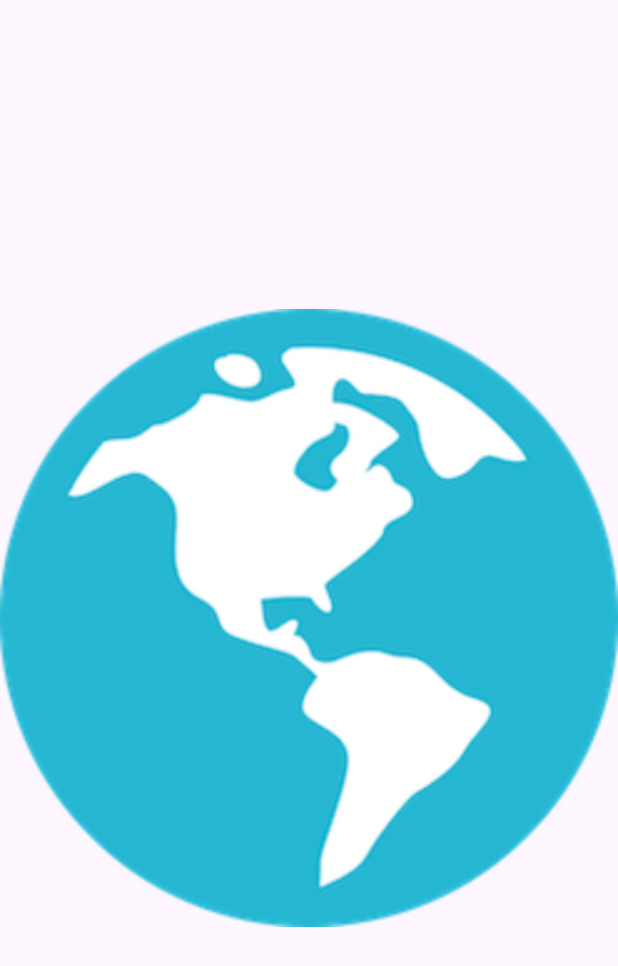
After one commit to IiuliiaP/MaterialDesign, an Android app: the EarthFragment screen opened directly, with no data from a screen before it, on a phone screen of 412 x 824 dp. The commit adds this screen. Shown: the top 966 px of the screen. Run offline under Robolectric (Android 15) with nearby library versions, the phone set to English and light mode, and no system bars.

Commit message:
работа с viewpager

```diff
--- a/app/src/main/java/com/example/materialdesign/view/SettingsFragment.kt
+++ b/app/src/main/java/com/example/materialdesign/view/SettingsFragment.kt
@@ -39,8 +39,8 @@ class SettingsFragment : Fragment() {
         binding.tabLayout.addOnTabSelectedListener(object : OnTabSelectedListener{
             override fun onTabSelected(tab: TabLayout.Tab?) {
                 when(tab?.position){
-                    0-> parentActivity.theme.applyStyle(R.style.JupiterTheme, true)
-                    1-> parentActivity.theme.applyStyle(R.style.MoonTheme, true)
+                    0 -> {parentActivity.theme.applyStyle(R.style.JupiterTheme, true)}
+                    1 -> {parentActivity.theme.applyStyle(R.style.MoonTheme, true)}
                 }
             }
 
--- /dev/null
+++ b/app/src/main/java/com/example/materialdesign/view/viewpager/EarthFragment.kt
@@ -0,0 +1,32 @@
+package com.example.materialdesign.view.viewpager
+
+import android.os.Bundle
+import androidx.fragment.app.Fragment
+import android.view.LayoutInflater
+import android.view.View
+import android.view.ViewGroup
+import com.example.materialdesign.R
+
+
+class EarthFragment : Fragment() {
+
+
+    override fun onCreate(savedInstanceState: Bundle?) {
+        super.onCreate(savedInstanceState)
+
+
+    }
+
+    override fun onCreateView(
+        inflater: LayoutInflater, container: ViewGroup?,
+        savedInstanceState: Bundle?
+    ): View? {
+
+        return inflater.inflate(R.layout.fragment_earth, container, false)
+    }
+
+    companion object {
+        @JvmStatic
+        fun newInstance() = EarthFragment()
+    }
+}
--- /dev/null
+++ b/app/src/main/java/com/example/materialdesign/view/viewpager/MarsFragment.kt
@@ -0,0 +1,25 @@
+package com.example.materialdesign.view.viewpager
+
+import android.os.Bundle
+import androidx.fragment.app.Fragment
+import android.view.LayoutInflater
+import android.view.View
+import android.view.ViewGroup
+import com.example.materialdesign.R
+
+
+class MarsFragment : Fragment() {
+
+
+    override fun onCreateView(
+        inflater: LayoutInflater, container: ViewGroup?,
+        savedInstanceState: Bundle?
+    ): View? {
+        return inflater.inflate(R.layout.fragment_mars, container, false)
+    }
+
+    companion object {
+        @JvmStatic
+        fun newInstance() = MarsFragment()
+    }
+}
--- /dev/null
+++ b/app/src/main/java/com/example/materialdesign/view/viewpager/SpaceFragment.kt
@@ -0,0 +1,23 @@
+package com.example.materialdesign.view.viewpager
+
+import android.os.Bundle
+import androidx.fragment.app.Fragment
+import android.view.LayoutInflater
+import android.view.View
+import android.view.ViewGroup
+import com.example.materialdesign.R
+
+
+class SpaceFragment : Fragment() {
+    override fun onCreateView(
+        inflater: LayoutInflater, container: ViewGroup?,
+        savedInstanceState: Bundle?
+    ): View? {
+        return inflater.inflate(R.layout.fragment_space, container, false)
+    }
+
+    companion object {
+        @JvmStatic
+        fun newInstance() = SpaceFragment()
+    }
+}
--- /dev/null
+++ b/app/src/main/java/com/example/materialdesign/view/viewpager/ViewPagerActivity.kt
@@ -0,0 +1,17 @@
+package com.example.materialdesign.view.viewpager
+
+import androidx.appcompat.app.AppCompatActivity
+import android.os.Bundle
+import com.example.materialdesign.R
+import com.example.materialdesign.databinding.ActivityViewPagerBinding
+
+class ViewPagerActivity : AppCompatActivity() {
+    private lateinit var binding: ActivityViewPagerBinding
+    override fun onCreate(savedInstanceState: Bundle?) {
+        super.onCreate(savedInstanceState)
+        binding = ActivityViewPagerBinding.inflate(layoutInflater)
+        setContentView(binding.root)
+        binding.viewPager.adapter = ViewPagerAdapter(supportFragmentManager)
+
+    }
+}
--- /dev/null
+++ b/app/src/main/java/com/example/materialdesign/view/viewpager/ViewPagerAdapter.kt
@@ -0,0 +1,35 @@
+package com.example.materialdesign.view.viewpager
+
+import androidx.fragment.app.Fragment
+import androidx.fragment.app.FragmentManager
+import androidx.fragment.app.FragmentStatePagerAdapter
+
+class ViewPagerAdapter(fragmentManager: FragmentManager): FragmentStatePagerAdapter(fragmentManager) {
+
+    private val fragments = arrayOf(EarthFragment(), MarsFragment(), SpaceFragment())
+
+    override fun getCount(): Int {
+        return fragments.size
+    }
+
+    override fun getItem(position: Int): Fragment {
+        return fragments[position]
+    }
+
+    override fun getPageTitle(position: Int): CharSequence? {
+        return when (position){
+            0 -> {
+                "Earth"
+            }
+            1 -> {
+                "Mars"
+            }
+            2 -> {
+                "Space"
+            }
+            else -> "Earth"
+        }
+    }
+
+
+}
--- /dev/null
+++ b/app/src/main/res/layout/activity_view_pager.xml
@@ -0,0 +1,15 @@
+<?xml version="1.0" encoding="utf-8"?>
+<androidx.constraintlayout.widget.ConstraintLayout xmlns:android="http://schemas.android.com/apk/res/android"
+    xmlns:app="http://schemas.android.com/apk/res-auto"
+    xmlns:tools="http://schemas.android.com/tools"
+    android:layout_width="match_parent"
+    android:layout_height="match_parent"
+    tools:context=".view.viewpager.ViewPagerActivity">
+
+    <androidx.viewpager.widget.ViewPager
+        android:id="@+id/viewPager"
+        android:layout_width="match_parent"
+        android:layout_height="match_parent" />
+
+
+</androidx.constraintlayout.widget.ConstraintLayout>
--- /dev/null
+++ b/app/src/main/res/layout/fragment_earth.xml
@@ -0,0 +1,13 @@
+<?xml version="1.0" encoding="utf-8"?>
+<FrameLayout xmlns:android="http://schemas.android.com/apk/res/android"
+    xmlns:tools="http://schemas.android.com/tools"
+    android:layout_width="match_parent"
+    android:layout_height="match_parent"
+    tools:context=".view.viewpager.EarthFragment">
+
+  <ImageView
+      android:layout_width="match_parent"
+      android:layout_height="match_parent"
+      android:src="@drawable/earth"/>
+
+</FrameLayout>
```
Also changed, not shown: app/src/main/AndroidManifest.xml (+6 -1 lines), app/src/main/java/com/example/materialdesign/view/PictureOfTheDayFragment.kt (+6 -1 lines), app/src/main/res/layout/fragment_mars.xml (added, +13 -0 lines), app/src/main/res/layout/fragment_space.xml (added, +13 -0 lines), app/src/main/res/drawable/earth.png (added), app/src/main/res/drawable/mars.png (added), app/src/main/res/drawable/space.png (added).
